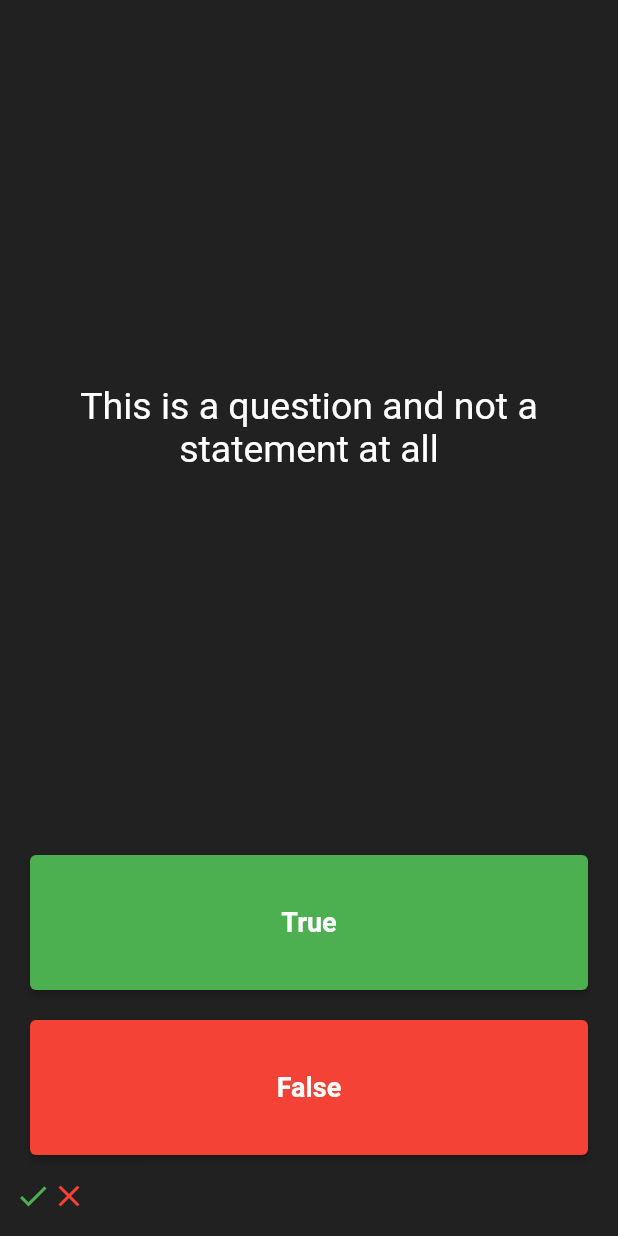
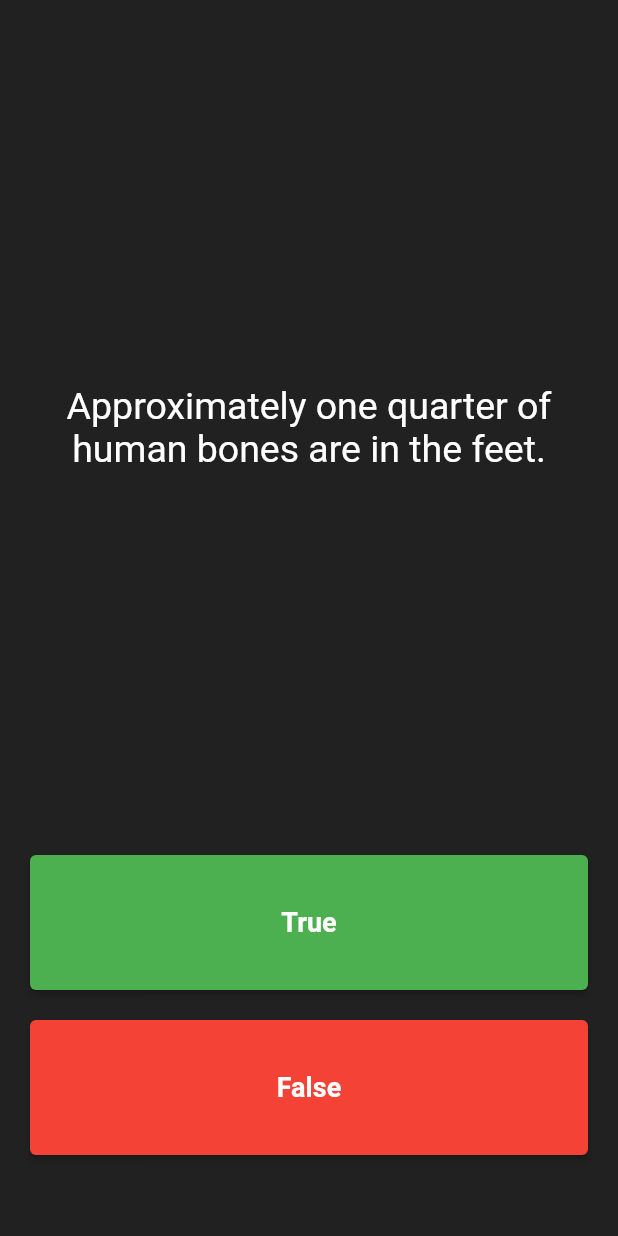
Before and after one commit to TechSupportz/Quizzo-flutter, a Flutter app: the screen it shows after launch, after a tap on "True", on a phone screen of 412 x 824 dp. Run offline on Flutter 3.47's test engine with Material 2 defaults, Android fonts, the phone set to English and light mode, and no system bars.

Commit message:
Able to cycle through questions now

```diff
--- a/lib/main.dart
+++ b/lib/main.dart
@@ -32,16 +32,36 @@ class QuizScreen extends StatefulWidget {
 
 class _QuizScreenState extends State<QuizScreen> {
   List<Widget> scoreKeeperList = [
-    Icon(
-      Icons.check,
-      color: Colors.green,
-      size: 24,
-    ),
-    Icon(
-      Icons.close,
-      color: Colors.red,
-    ),
+    // Icon(
+    //   Icons.check,
+    //   color: Colors.green,
+    //   size: 24,
+    // ),
+    // Icon(
+    //   Icons.close,
+    //   color: Colors.red,
+    // ),
   ];
+
+  List<String> questionList = [
+    'You can lead a cow down stairs but not up stairs.',
+    'Approximately one quarter of human bones are in the feet.',
+    'A slug\'s blood is green.',
+  ];
+
+  int currentQnNum = 0;
+
+  void updateQnNum() {
+    if (currentQnNum + 1 >= questionList.length) {
+      setState(() {
+        currentQnNum = 0;
+      });
+    } else {
+      setState(() {
+        currentQnNum++;
+      });
+    }
+  }
 
   @override
   Widget build(BuildContext context) {
@@ -52,9 +72,9 @@ class _QuizScreenState extends State<QuizScreen> {
           flex: 5,
           child: Center(
             child: Text(
-              'This is a question and not a statement at all',
+              questionList[currentQnNum],
               textAlign: TextAlign.center,
-              style: TextStyle(color: Colors.white, fontSize: 25.0),
+              style: const TextStyle(color: Colors.white, fontSize: 25.0),
             ),
           ),
         ),
@@ -62,7 +82,10 @@ class _QuizScreenState extends State<QuizScreen> {
           child: Padding(
             padding: const EdgeInsets.all(10.0),
             child: ElevatedButton(
-                onPressed: () => debugPrint('true was pressed'),
+                onPressed: () {
+                  debugPrint('true was pressed');
+                  updateQnNum();
+                },
                 child: const Text(
                   'True',
                   style: TextStyle(fontSize: 18, fontWeight: FontWeight.bold),
@@ -76,7 +99,10 @@ class _QuizScreenState extends State<QuizScreen> {
           child: Padding(
             padding: const EdgeInsets.all(10.0),
             child: ElevatedButton(
-              onPressed: () => debugPrint('false was pressed'),
+              onPressed: () {
+                debugPrint('false was pressed');
+                updateQnNum();
+              },
               child: const Text(
                 'False',
                 style: TextStyle(fontSize: 18, fontWeight: FontWeight.bold),
```
